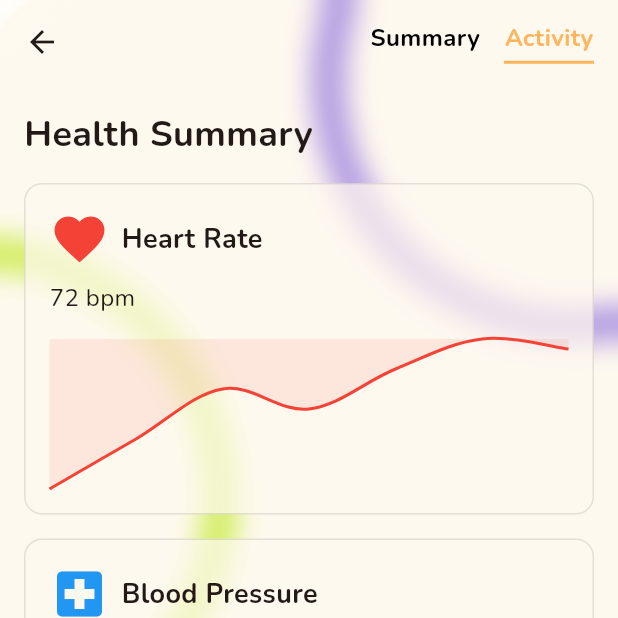
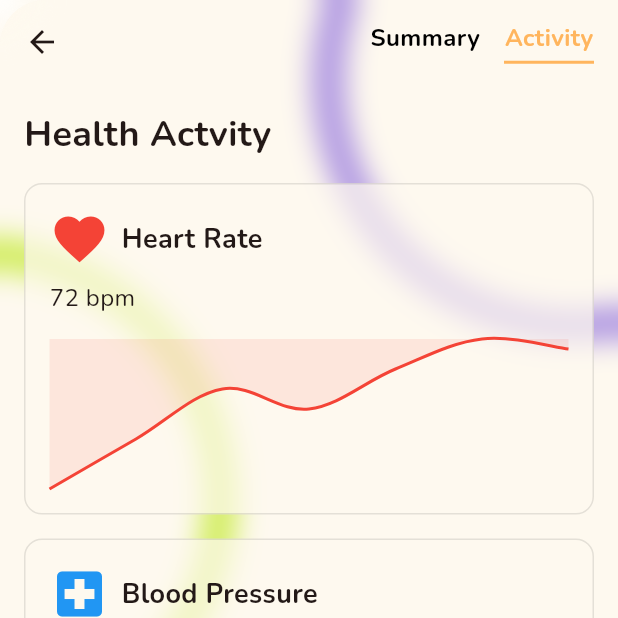
Before and after one commit to KhromeM/meddy, a Flutter app: the HealthPage screen opened directly, after a tap on "Activity", on a phone screen of 412 x 824 dp, the top half of it. Run offline on Flutter 3.47's test engine with Material 3 defaults, Android fonts, the phone set to English and light mode, and no system bars; drawn by our look-alikes of fl_chart; our stand-ins replace blur, firebase_auth, firebase_core, flutter_markdown, flutter_riverpod, flutter_svg and 7 more; missing offline and left inert: jumping_dot, record, sound_stream; accounts and stored records are empty; network calls fail; project files that could hold a hidden picture were left out.

Commit message:
chore: clean up useless comments

```diff
--- a/mobile/lib/pages/health_page.dart
+++ b/mobile/lib/pages/health_page.dart
@@ -6,7 +6,6 @@ import 'package:meddymobile/models/health_category.dart';
 import 'package:meddymobile/widgets/main_background.dart';
 import 'package:percent_indicator/circular_percent_indicator.dart';
 
-// Simulated data fetched from Health.jsx
 List<HealthCategory> healthCategories = [
   HealthCategory(
     name: 'Metabolic Health',
@@ -54,7 +53,7 @@ class _HealthPageState extends State<HealthPage> {
     return Container(
       decoration: BoxDecoration(
         color: Color.fromRGBO(254, 249, 239,
-            0.7), // Light background color with some transparency
+            0.7),
         borderRadius: BorderRadius.circular(12),
         border: Border.all(
           color: Colors.black.withOpacity(0.1),
@@ -474,7 +473,7 @@ class _HealthPageState extends State<HealthPage> {
                   crossAxisAlignment: CrossAxisAlignment.start,
                   children: [
                     Text(
-                      'Health Summary',
+                      showActivityStatus ? 'Health Actvity' : 'Health Summary',
                       style:
                           TextStyle(fontSize: 24, fontWeight: FontWeight.bold),
                     ),
```
